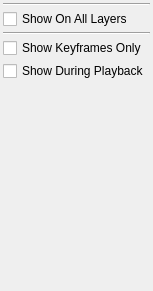
Before: the Qt Designer form app/ui/onionskin.ui in 1220874621zp-debug/pencil-dream, drawn with Qt 5.
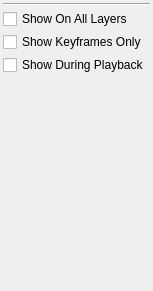
After: the same form once the commit is applied.

Commit message:
洋葱皮面板排版微调：滑杆输入框统一缩宽+红蓝按钮上移+删分割线
- 滑杆统一限宽110；输入框去跨行拉伸改常规高度右对齐(仍统一宽96)
- 红蓝着色按钮移到灯泡开关行右端，参数行四行结构完全一致
- 删除所有图层显示复选框下方的分割线

Diff of the .ui file:
```diff
--- a/app/ui/onionskin.ui
+++ b/app/ui/onionskin.ui
@@ -128,13 +128,6 @@
             </property>
            </widget>
           </item>
-          <item>
-           <widget class="Line" name="line">
-            <property name="orientation">
-             <enum>Qt::Horizontal</enum>
-            </property>
-           </widget>
-          </item>
           <item>
            <widget class="QCheckBox" name="onionSkinMode">
             <property name="text">
```
The commit also changes 1 other file.
